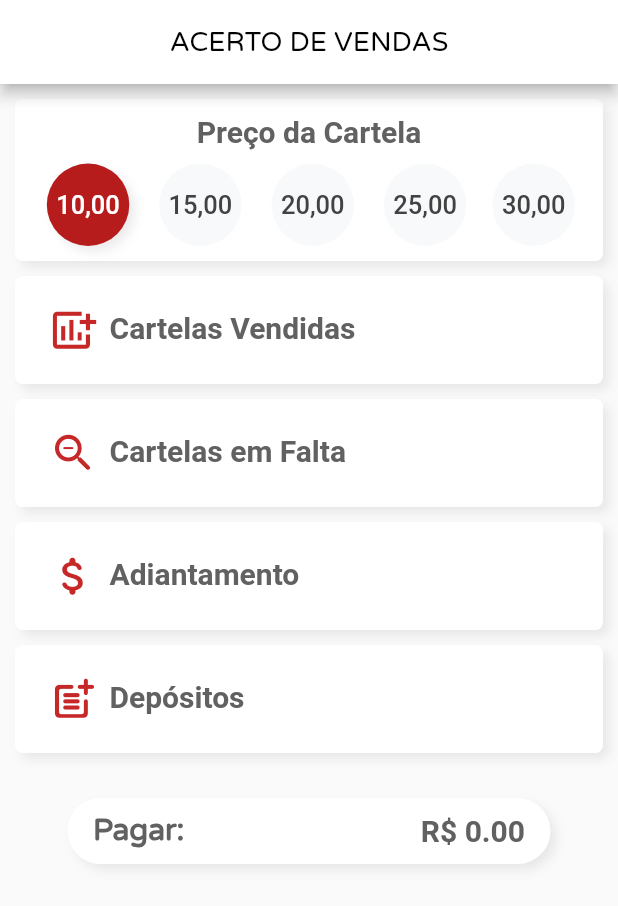
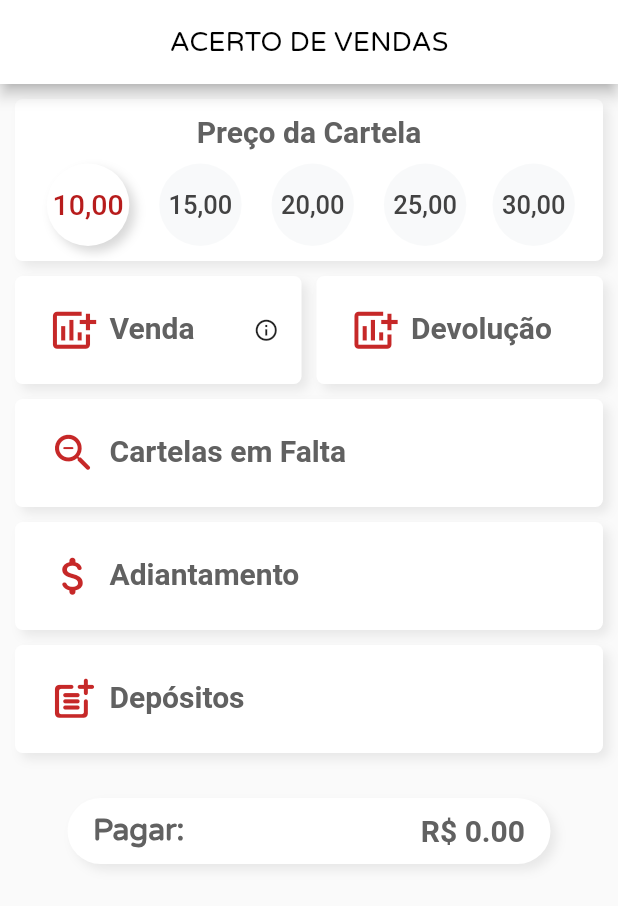
Before and after one commit to JoaoPaulo-Macedo/sales_accounting_app, a Flutter app: the screen it shows after launch, on a phone screen of 412 x 824 dp. Shown: the top 906 px of the screen. Run offline on Flutter 3.47's test engine with Material 2 defaults, Android fonts, the phone set to English and light mode, and no system bars.

Commit message:
ADD info card and devoluction field

```diff
--- a/lib/app_decoration.dart
+++ b/lib/app_decoration.dart
@@ -4,6 +4,15 @@ class AppDecoration {
   static List<BoxShadow> appShadow = [
     BoxShadow(
       color: Colors.grey.withOpacity(0.2),
+      spreadRadius: 0,
+      blurRadius: 5,
+      offset: Offset(4, 4),
+    )
+  ];
+
+  static List<BoxShadow> priceShadow = [
+    BoxShadow(
+      color: Colors.grey.withOpacity(0.4),
       spreadRadius: 0,
       blurRadius: 5,
       offset: Offset(4, 4),
--- a/lib/main.dart
+++ b/lib/main.dart
@@ -1,5 +1,6 @@
 import 'package:flutter/material.dart';
 import 'package:lucky_triangle/app_decoration.dart';
+import 'package:lucky_triangle/widgets/app_card_info.dart';
 
 import 'enum.dart';
 
@@ -34,6 +35,11 @@ class _MyHomePageState extends State<MyHomePage> {
   TextEditingController missingController = TextEditingController();
   TextEditingController moneyPaidController = TextEditingController();
   TextEditingController depositsController = TextEditingController();
+  final FocusNode saleFocus = FocusNode();
+  final FocusNode devoluctionFocus = FocusNode();
+  final FocusNode missingFocus = FocusNode();
+  final FocusNode moneyFocus = FocusNode();
+  final FocusNode depositFocus = FocusNode();
   Size size;
   Selected selected = Selected.ten;
   double debt = 0;
@@ -63,17 +69,38 @@ class _MyHomePageState extends State<MyHomePage> {
             child: Column(
               children: [
                 priceCard('Preço da Cartela'),
-                textCard(
-                  title: 'Cartelas Vendidas',
+                Row(
+                  children: [
+                    Expanded(
+                      child: textCard(
+                        title: 'Venda',
                         prefixIcon: Icons.add_chart,
                         controller: soldController,
                         topMargin: 10,
+                        focus: saleFocus,
+                        cardInfo: AppCardInfo(
+
+                        ),
+                      ),
+                    ),
+                    SizedBox(width: 10),
+                    Expanded(
+                      child: textCard(
+                        title: 'Devolução',
+                        prefixIcon: Icons.add_chart,
+                        controller: soldController,
+                        topMargin: 10,
+                        focus: devoluctionFocus,
+                      ),
+                    ),
+                  ],
                 ),
                 textCard(
                   title: 'Cartelas em Falta',
                   prefixIcon: Icons.zoom_out_rounded,
                   controller: missingController,
                   topMargin: 10,
+                  focus: missingFocus,
                 ),
                 textCard(
                   title: 'Adiantamento',
@@ -81,6 +108,7 @@ class _MyHomePageState extends State<MyHomePage> {
                   controller: moneyPaidController,
                   formatAsMoney: true,
                   topMargin: 10,
+                  focus: moneyFocus,
                 ),
                 textCard(
                   title: 'Depósitos',
@@ -88,6 +116,7 @@ class _MyHomePageState extends State<MyHomePage> {
                   controller: depositsController,
                   formatAsMoney: true,
                   topMargin: 10,
+                  focus: depositFocus,
                 ),
                 /*Row(
                   children: [
@@ -143,22 +172,30 @@ class _MyHomePageState extends State<MyHomePage> {
     double rightMargin = 0,
     double fontSize = 20,
     double iconSize = 33,
-    Widget suffixWidget,
     Widget prefixWidget,
+    FocusNode focus,
+    AppCardInfo cardInfo,
   }) {
-    return Container(
-      margin:
-          EdgeInsets.fromLTRB(leftMargin, topMargin, rightMargin, bottomMargin),
+    return GestureDetector(
+      child: Container(
+        margin: EdgeInsets.fromLTRB(
+          leftMargin,
+          topMargin,
+          rightMargin,
+          bottomMargin,
+        ),
         decoration: AppDecoration.appTextBoxDecoration,
         child: Padding(
           padding: const EdgeInsets.fromLTRB(15, 5, 15, 5),
           child: Row(
+            mainAxisAlignment: MainAxisAlignment.start,
             crossAxisAlignment: CrossAxisAlignment.center,
             children: [
               Expanded(
                 child: TextField(
                   controller: controller,
                   keyboardType: TextInputType.number,
+                  focusNode: focus,
                   decoration: InputDecoration(
                     border: InputBorder.none,
                     labelText: title,
@@ -172,16 +209,19 @@ class _MyHomePageState extends State<MyHomePage> {
                       color: Colors.red[800],
                       size: iconSize,
                     ),
-                  suffixIcon: suffixWidget,
                   ),
                   cursorColor: Colors.black,
                   onChanged: (_) => calculate(),
                   onSubmitted: (_) => calculate(),
                 ),
               ),
+              cardInfo != null ? SizedBox(width: 10,) : Container(),
+              cardInfo != null ? cardInfo : Container(),
             ],
           ),
         ),
+      ),
+      onTap: () => focus.requestFocus(),
     );
   }
 
@@ -196,10 +236,10 @@ class _MyHomePageState extends State<MyHomePage> {
         margin: EdgeInsets.only(left: leftMargin, right: rightMargin),
         decoration: BoxDecoration(
           color: selection == selected
-              ? Colors.red[900]
+              ? Colors.white
               : Colors.blueGrey[50].withOpacity(0.35),
           borderRadius: BorderRadius.circular(100),
-          boxShadow: selection == selected ? AppDecoration.appShadow : null,
+          boxShadow: selection == selected ? AppDecoration.priceShadow : null,
         ),
         child: ClipRRect(
           borderRadius: BorderRadius.circular(100),
@@ -211,8 +251,8 @@ class _MyHomePageState extends State<MyHomePage> {
             child: Text(
               '${price.toString()},00',
               style: TextStyle(
-                fontSize: 17,
-                color: selection == selected ? Colors.white : Colors.grey[800],
+                fontSize: selection == selected ? 19 : 17,
+                color: selection == selected ? Colors.red[900] : Colors.grey[800],
               ),
             ),
             onPressed: () {
--- /dev/null
+++ b/lib/widgets/app_card_info.dart
@@ -0,0 +1,16 @@
+import 'package:flutter/material.dart';
+
+class AppCardInfo extends StatelessWidget {
+  @override
+  Widget build(BuildContext context) {
+    return GestureDetector(
+      child: Icon(
+        Icons.info_outline,
+        size: 17,
+      ),
+      onTap: () {
+        print('sou');
+      },
+    );
+  }
+}
```
Lines whose indentation alone changed are shown as unchanged.
